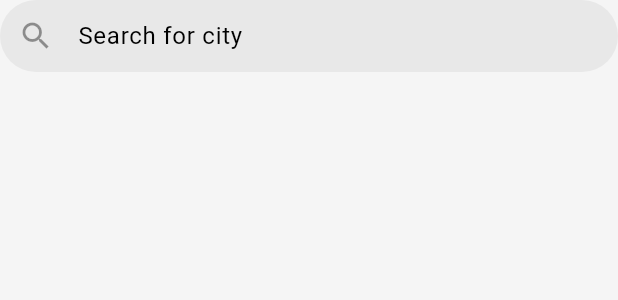
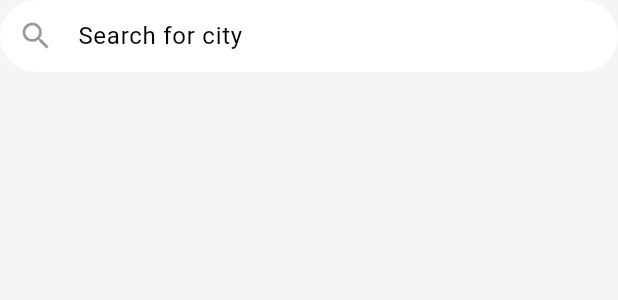
Before and after one commit to MuhammadHasan-Git/Clockify, a Flutter app: the CustomTextFormField widget shown alone on an empty page, opened directly, on a phone screen of 412 x 824 dp. Shown: the top 300 px of the screen. Run offline on Flutter 3.47's test engine with Material 3 defaults, Android fonts, the light colour scheme and no system bars; our stand-ins replace audioplayers, flutter_local_notifications, flutter_screenutil, flutter_svg, get, permission_handler and 2 more; missing offline and left inert: android_alarm_manager_plus, animated_analog_clock, auto_start_flutter; accounts and stored records are empty.

Commit message:
adjust theme.

```diff
--- a/lib/app/core/utils/theme/theme.dart
+++ b/lib/app/core/utils/theme/theme.dart
@@ -59,6 +59,7 @@ class AppTheme {
         colorScheme: ColorScheme.dark(
           brightness: Brightness.dark,
           surface: Colors.white.withOpacity(0.14),
+          surfaceContainer: const Color(0xff242526),
           surfaceTint: black,
           onSurface: white,
           primary: white,
@@ -75,8 +76,8 @@ class AppTheme {
             TextStyle(color: grey, fontWeight: FontWeight.w500),
           ),
         ),
-        floatingActionButtonTheme: FloatingActionButtonThemeData(
-          backgroundColor: Colors.grey.shade900,
+        floatingActionButtonTheme: const FloatingActionButtonThemeData(
+          backgroundColor: Color(0xff242526),
           foregroundColor: darkBlue,
           iconSize: 30,
         ),
@@ -98,7 +99,7 @@ class AppTheme {
           ),
         ),
         popupMenuTheme: PopupMenuThemeData(
-          color: const Color(0xff101111),
+          color: const Color(0xff242526),
           surfaceTintColor: black,
           shape:
               RoundedRectangleBorder(borderRadius: BorderRadius.circular(15)),
--- a/lib/app/modules/alarm/screens/add_alarm_screen.dart
+++ b/lib/app/modules/alarm/screens/add_alarm_screen.dart
@@ -194,7 +194,7 @@ class AddAlarmScreen extends StatelessWidget {
                         builder: (context) => Dialog(
                           alignment: Alignment.bottomCenter,
                           backgroundColor:
-                              Theme.of(context).colorScheme.secondary,
+                              Theme.of(context).colorScheme.surfaceContainer,
                           insetPadding: EdgeInsets.symmetric(
                               horizontal: Get.width * 0.03, vertical: 15),
                           child: const MyDialog(),
--- a/lib/app/modules/alarm/widgets/edit_alarm_dialog.dart
+++ b/lib/app/modules/alarm/widgets/edit_alarm_dialog.dart
@@ -29,6 +29,7 @@ class _EditAlarmDialogState extends State<EditAlarmDialog> {
     return GetBuilder<AlarmController>(
       builder: (controller) {
         return Dialog(
+          backgroundColor: Theme.of(context).colorScheme.surfaceContainer,
           insetPadding: EdgeInsets.symmetric(horizontal: Get.width * 0.04),
           child: Padding(
             padding: const EdgeInsets.symmetric(vertical: 30, horizontal: 20),
--- a/lib/app/modules/clock/widgets/text_field.dart
+++ b/lib/app/modules/clock/widgets/text_field.dart
@@ -17,7 +17,7 @@ class CustomTextFormField extends StatelessWidget {
       controller: timezoneCtrl.searchController,
       decoration: InputDecoration(
         filled: true,
-        fillColor: Colors.grey.withOpacity(0.15),
+        fillColor: Theme.of(context).colorScheme.surfaceContainer,
         hintText: 'Search for city',
         prefixIcon: Icon(
           Icons.search,
--- a/lib/app/modules/stopwatch/widgets/lap_tile.dart
+++ b/lib/app/modules/stopwatch/widgets/lap_tile.dart
@@ -20,7 +20,7 @@ class LapTile extends StatelessWidget {
       sizeFactor: animationCtrl,
       child: Card(
         margin: const EdgeInsets.symmetric(vertical: 10, horizontal: 10),
-        color: Theme.of(context).cardColor,
+        color: Theme.of(context).colorScheme.surfaceContainer,
         child: Padding(
           padding: const EdgeInsets.symmetric(vertical: 10, horizontal: 15),
           child: Row(
--- a/lib/app/modules/timer/widgets/timer_progress_indicator.dart
+++ b/lib/app/modules/timer/widgets/timer_progress_indicator.dart
@@ -48,8 +48,9 @@ class TimerProgressIndicator extends StatelessWidget {
                   return Text(
                     formatTime(remainingSeconds),
                     style: const TextStyle(
-                      fontSize: 40,
+                      fontSize: 48,
                       fontWeight: FontWeight.bold,
+                      fontFamily: 'Inconsolata',
                     ),
                   );
                 },
```
Also changed, not shown: lib/app/modules/alarm/widgets/my_dialog.dart (+4 -5 lines).
